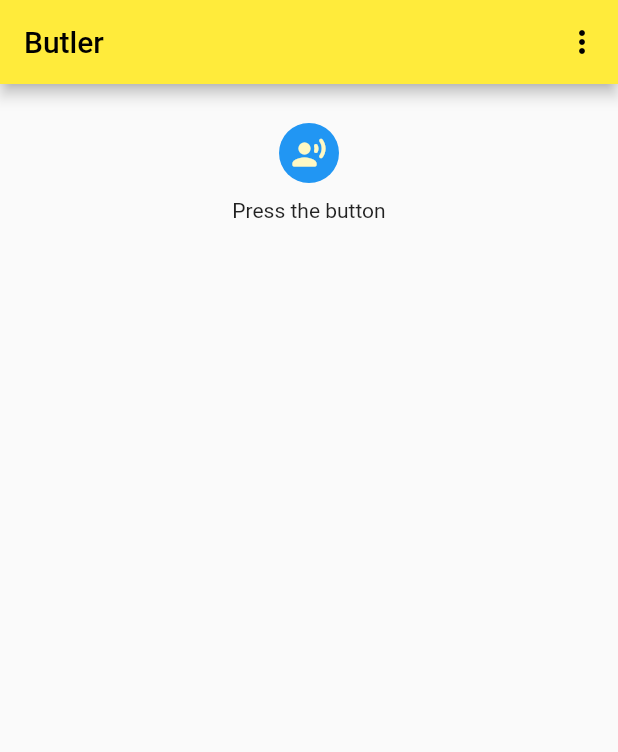
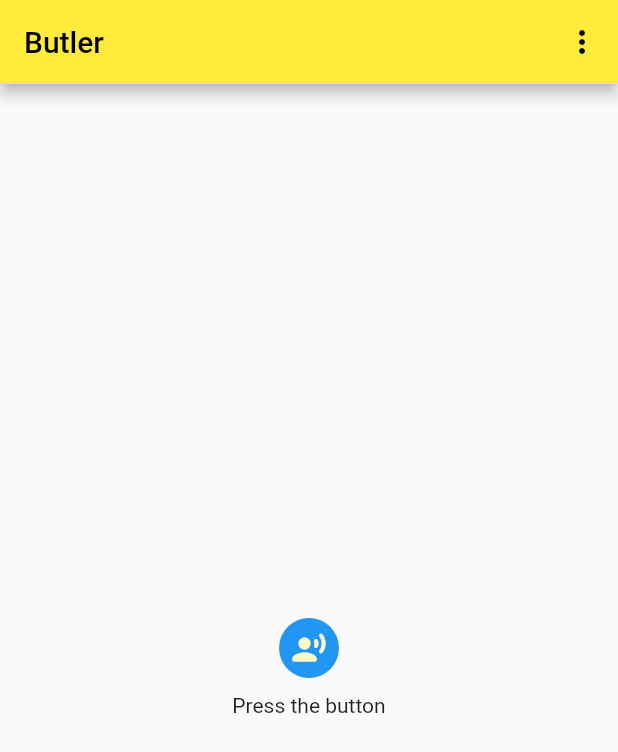
Before and after one commit to ServerSideClient/butler, a Flutter app: the screen it shows after launch, on a phone screen of 412 x 824 dp. Shown: the top 752 px of the screen. Run offline on Flutter 3.47's test engine with Material 2 defaults, Android fonts, the light colour scheme and no system bars; our stand-ins replace flutter_dotenv, permission_handler; missing offline and left inert: alarm, flutter_system_ringtones, porcupine_flutter, rhino_flutter.

Commit message:
feature/display-phrases: fixed DefaultLayout "centered" property

```diff
--- a/lib/layouts/default_layout.dart
+++ b/lib/layouts/default_layout.dart
@@ -14,7 +14,7 @@ class DefaultLayout extends StatelessWidget {
       required this.title,
       required this.children,
       this.centered = true,
-        this.topPadding = 16.0,
+      this.topPadding = 0.0,
       this.horizontalPadding = 0.0,
       this.topBarActions,
       this.floatingActionButton})
@@ -27,9 +27,12 @@ class DefaultLayout extends StatelessWidget {
         title: Text(title),
         actions: topBarActions,
       ),
-      body: SingleChildScrollView(
+      body: (centered)
+          ? Center(
+              child: SingleChildScrollView(
               child: buildChild(),
-      ),
+            ))
+          : SingleChildScrollView(child: buildChild()),
       floatingActionButton: floatingActionButton,
     );
   }
@@ -46,9 +49,6 @@ class DefaultLayout extends StatelessWidget {
               right: horizontalPadding),
           child: child);
     }
-    if (centered) {
-      child = Align(alignment: Alignment.center,child: child, );
-    }
     return child;
   }
 }
--- a/lib/main.dart
+++ b/lib/main.dart
@@ -17,7 +17,8 @@ class MyApp extends StatelessWidget {
       theme: ThemeData(
         primarySwatch: Colors.yellow,
       ),
-      home: const DefaultLayout(title: "Butler",
+      home: const DefaultLayout(
+          title: "Butler",
           topBarActions: [TopBarDropdown()],
           children: [HomeView()]),
     );
```
Lines whose indentation alone changed are shown as unchanged.
